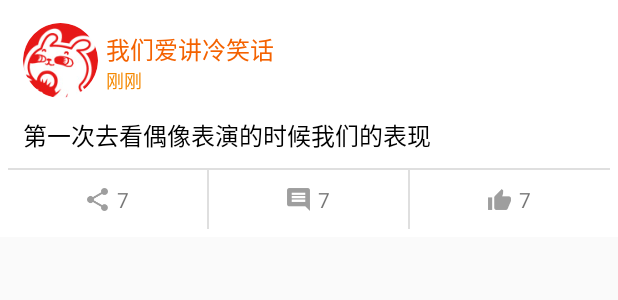
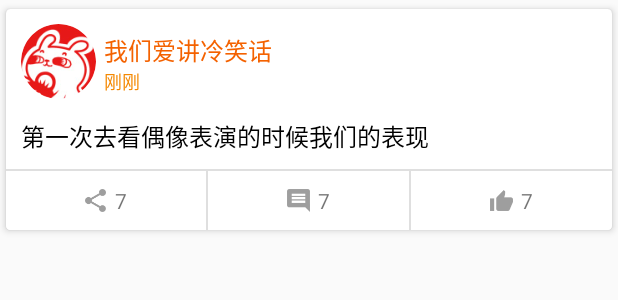
Before and after one commit to gamedirty/Wbo, an Android app: the layout layout_status_item.xml on its own in the app's theme, with its tools: preview values and no code run, on a phone screen of 412 x 824 dp. Shown: the top 300 px of the screen. Run offline under Robolectric (Android 15) with nearby library versions, the phone set to English and light mode, and no system bars; network calls fail.

Commit message:
调整cardview

```diff
--- a/app/src/main/java/com/sovnem/yoyoweibo/view/adapter/StatussAdapter.java
+++ b/app/src/main/java/com/sovnem/yoyoweibo/view/adapter/StatussAdapter.java
@@ -11,6 +11,7 @@ import android.widget.BaseAdapter;
 import android.widget.ImageView;
 import android.widget.TextView;
 
+import com.bumptech.glide.Glide;
 import com.bumptech.glide.load.engine.bitmap_recycle.BitmapPool;
 import com.bumptech.glide.load.resource.bitmap.BitmapTransformation;
 import com.sina.weibo.sdk.openapi.models.Status;
@@ -158,8 +159,11 @@ public class StatussAdapter extends BaseAdapter {
                     .TYPE_GIF : ClickAbleImageView.TYPE_DEFAULT);
             imgsLayout.addView(iv);
             url = url.replace("thumbnail", count == 1 ? "large" : "bmiddle");
-            Picasso.with(context).load(url).error(R.mipmap.face).transform
-                    (new CropTransformation(iv)).into(iv);
+//            Picasso.with(context).load(url).error(R.mipmap.face).transform
+//                    (new CropTransformation(iv)).into(iv);
+            Glide.with(context).load(url).error(R.mipmap.face).into(iv);
+
+
 //            if (count == 1) {
 //                Glide.with(context).load(url).transform(new CropTranslation(context)).into(iv);
 //            } else {
--- a/app/src/main/res/layout/layout_status_item.xml
+++ b/app/src/main/res/layout/layout_status_item.xml
@@ -1,12 +1,15 @@
 <?xml version="1.0" encoding="utf-8"?>
-<FrameLayout
+<android.support.v7.widget.CardView
     xmlns:android="http://schemas.android.com/apk/res/android"
     xmlns:card_view="http://schemas.android.com/apk/res-auto"
     android:layout_width="match_parent"
     android:layout_height="wrap_content"
     android:background="@drawable/selector_statusitem_bottombg"
     android:clickable="true"
-    android:padding="5dp"
+    android:padding="3dp"
+    card_view:cardCornerRadius="3dp"
+    card_view:cardElevation="3dp"
+    card_view:cardUseCompatPadding="true"
     >
 
     <LinearLayout
@@ -64,11 +67,11 @@
                         android:layout_height="wrap_content"
                         android:layout_marginLeft="5dp"
                         android:layout_weight="1"
+                        android:visibility="gone"
                         android:gravity="center_vertical"
                         android:text="来自时光机"
                         android:textColor="#828282"
-                        android:textSize="12sp"
-                        android:visibility="gone"/>
+                        android:textSize="12sp"/>
                 </LinearLayout>
             </LinearLayout>
         </LinearLayout>
@@ -227,4 +230,4 @@
         </LinearLayout>
 
     </LinearLayout>
-</FrameLayout>
+</android.support.v7.widget.CardView>
```
Also changed, not shown: 1 other file.
